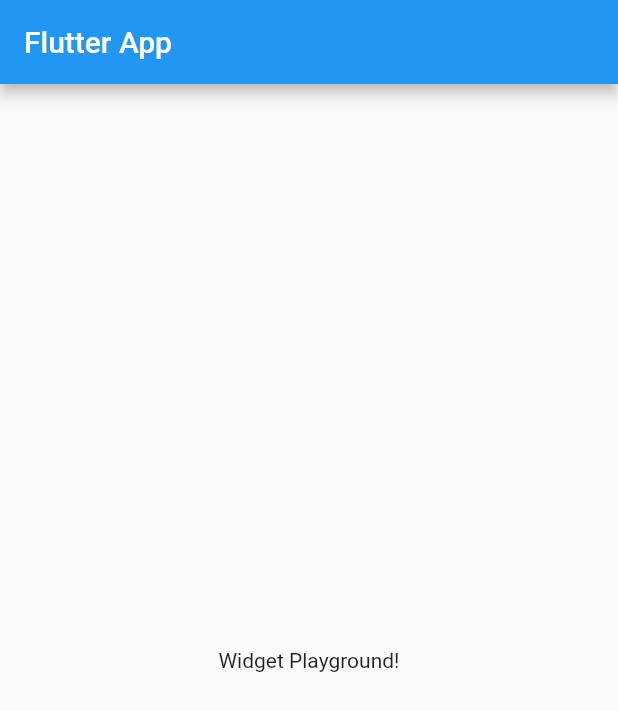
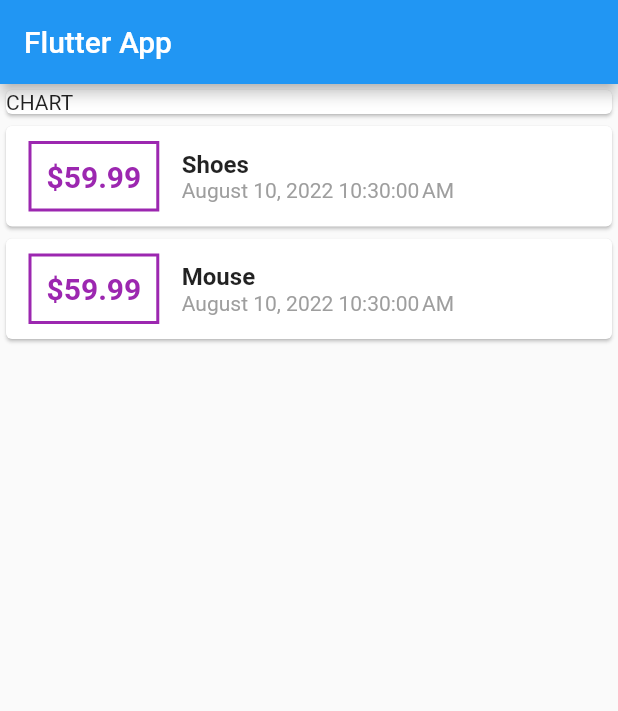
Before and after one commit to phuquang147/personal_expenses_app, a Flutter app: the screen it shows after launch, on a phone screen of 412 x 824 dp. Shown: the top 711 px of the screen. Run offline on Flutter 3.47's test engine with Material 2 defaults, Android fonts, the phone set to English and light mode, and no system bars.

Commit message:
Add transaction widget

```diff
--- a/lib/main.dart
+++ b/lib/main.dart
@@ -1,4 +1,7 @@
 import 'package:flutter/material.dart';
+import 'package:intl/intl.dart';
+
+import './transaction.dart';
 
 void main() => runApp(MyApp());
 
@@ -13,14 +16,84 @@ class MyApp extends StatelessWidget {
 }
 
 class MyHomePage extends StatelessWidget {
+  final List<Transaction> transactions = [
+    Transaction(
+      id: 't1',
+      title: 'Shoes',
+      amount: 59.99,
+      date: DateTime.now(),
+    ),
+    Transaction(
+      id: 't2',
+      title: 'Mouse',
+      amount: 59.99,
+      date: DateTime.now(),
+    )
+  ];
+
   @override
   Widget build(BuildContext context) {
     return Scaffold(
       appBar: AppBar(
         title: Text('Flutter App'),
       ),
-      body: Center(
-        child: Text('Widget Playground!'),
+      body: Column(
+        mainAxisAlignment: MainAxisAlignment.start,
+        crossAxisAlignment: CrossAxisAlignment.stretch,
+        children: [
+          Container(
+            width: double.infinity,
+            child: Card(
+              child: Text('CHART'),
+            ),
+          ),
+          Column(
+            children: transactions.map((tx) {
+              return Card(
+                child: Row(
+                  children: [
+                    Container(
+                      margin:
+                          EdgeInsets.symmetric(vertical: 10, horizontal: 15),
+                      decoration: BoxDecoration(
+                        border: Border.all(
+                          color: Colors.purple,
+                          width: 2,
+                        ),
+                      ),
+                      padding: EdgeInsets.all(10),
+                      child: Text(
+                        '\$${tx.amount}',
+                        style: TextStyle(
+                            fontWeight: FontWeight.bold,
+                            fontSize: 20,
+                            color: Colors.purple),
+                      ),
+                    ),
+                    Column(
+                      crossAxisAlignment: CrossAxisAlignment.start,
+                      children: [
+                        Text(
+                          tx.title,
+                          style: TextStyle(
+                            fontWeight: FontWeight.bold,
+                            fontSize: 16,
+                          ),
+                        ),
+                        Text(
+                          DateFormat().format(tx.date),
+                          style: TextStyle(
+                            color: Colors.grey,
+                          ),
+                        ),
+                      ],
+                    ),
+                  ],
+                ),
+              );
+            }).toList(),
+          ),
+        ],
       ),
     );
   }
--- /dev/null
+++ b/lib/transaction.dart
@@ -0,0 +1,15 @@
+import 'package:flutter/foundation.dart';
+
+class Transaction {
+  final String id;
+  final String title;
+  final double amount;
+  final DateTime date;
+
+  Transaction({
+    @required this.id,
+    @required this.title,
+    @required this.amount,
+    @required this.date,
+  });
+}
--- a/pubspec.yaml
+++ b/pubspec.yaml
@@ -27,6 +27,7 @@ dependencies:
   # The following adds the Cupertino Icons font to your application.
   # Use with the CupertinoIcons class for iOS style icons.
   cupertino_icons: ^1.0.2
+  intl: ^0.17.0
 
 dev_dependencies:
   flutter_test:
```
Also changed, not shown: pubspec.lock.
